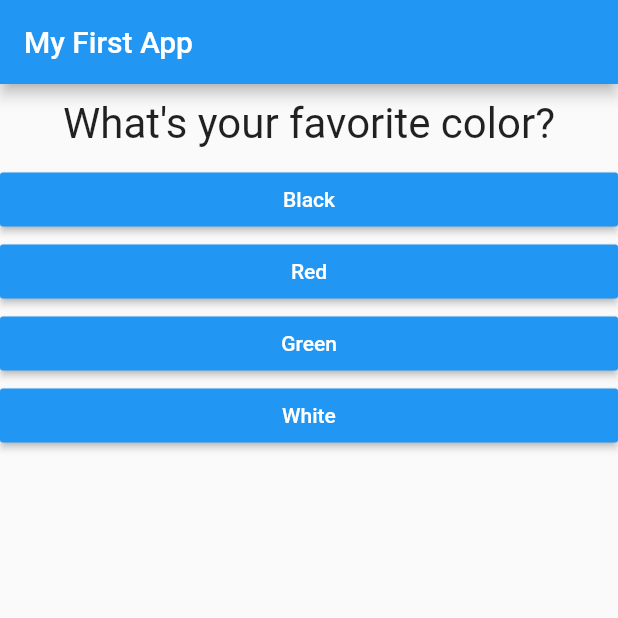
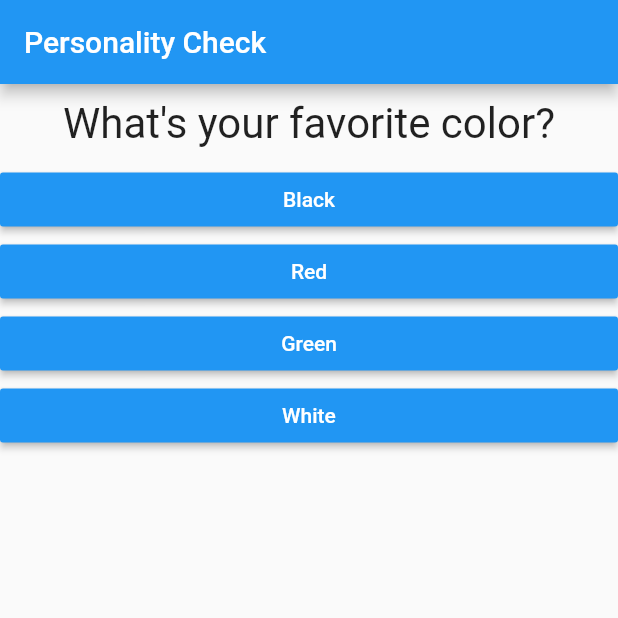
Before and after one commit to anita0711/SimpleQuizApp, a Flutter app: the screen it shows after launch, on a phone screen of 412 x 824 dp, the top half of it. Run offline on Flutter 3.47's test engine with Material 2 defaults, Android fonts, the phone set to English and light mode, and no system bars.

Commit message:
add screenshots

```diff
--- a/lib/main.dart
+++ b/lib/main.dart
@@ -64,7 +64,7 @@ void _resetQuiz() {
     return MaterialApp(
       home: Scaffold(
         appBar: AppBar(
-          title: Text('My First App'),
+          title: Text('Personality Check'),
         ),
         body: _questionIndex < _questions.length
             ? Quiz(
```
Also changed, not shown: 5 other files.
